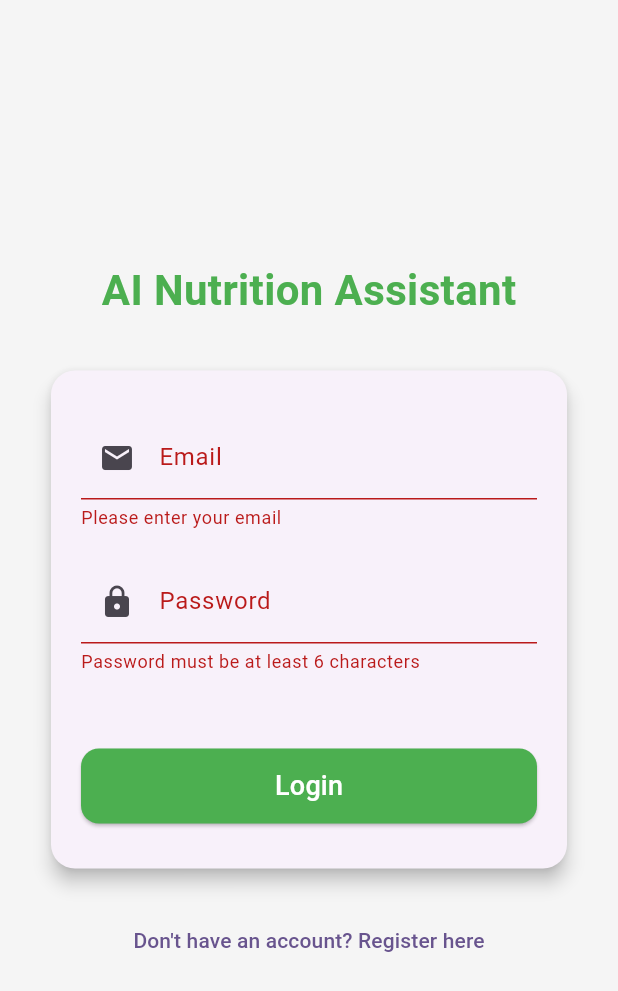
After one commit to TannerAssenmacher/AI-Nutrition-Assistant, a Flutter app: the screen it shows after launch, after a tap on "Login", on a phone screen of 412 x 824 dp. The commit adds this screen. Shown: the top 991 px of the screen. Run offline on Flutter 3.47's test engine with Material 3 defaults, Android fonts, the phone set to English and light mode, and no system bars; our stand-ins replace cloud_firestore, firebase_auth, firebase_core, flutter_riverpod, riverpod_annotation; accounts and stored records are empty; generated files the repository leaves out were written again.

Commit message:
Add login screen and update app routing
Introduces a new LoginPage widget for user authentication using Firebase Auth. Updates main.dart to set '/login' as the initial route and configures routes for login and home screens.

```diff
--- a/lib/main.dart
+++ b/lib/main.dart
@@ -7,6 +7,7 @@ import 'screens/home_screen.dart';
 import 'db/user.dart';
 import 'db/food.dart';
 import 'db/firestore_helper.dart';
+import 'screens/login_screen.dart';
 
 void main() async {
   WidgetsFlutterBinding.ensureInitialized();
@@ -90,8 +91,12 @@ class MyApp extends StatelessWidget {
         colorScheme: ColorScheme.fromSeed(seedColor: Colors.deepPurple),
         useMaterial3: true,
       ),
-      home: const HomeScreen(),
-      debugShowCheckedModeBanner: false,
+        debugShowCheckedModeBanner: false,
+        initialRoute: '/login',
+        routes: {
+          '/login': (context) => const LoginPage(),
+          '/home': (context) => const HomeScreen(),
+        },
     );
   }
 }
--- /dev/null
+++ b/lib/screens/login_screen.dart
@@ -0,0 +1,144 @@
+import 'package:flutter/material.dart';
+import 'package:firebase_auth/firebase_auth.dart';
+
+class LoginPage extends StatefulWidget {
+  const LoginPage({super.key});
+
+  @override
+  State<LoginPage> createState() => _LoginPageState();
+}
+
+class _LoginPageState extends State<LoginPage> {
+  final _formKey = GlobalKey<FormState>();
+  final _emailController = TextEditingController();
+  final _passwordController = TextEditingController();
+  bool _isLoading = false;
+  String? _error;
+
+  Future<void> _login() async {
+    if (!_formKey.currentState!.validate()) return;
+
+    setState(() {
+      _isLoading = true;
+      _error = null;
+    });
+
+    try {
+      await FirebaseAuth.instance.signInWithEmailAndPassword(
+        email: _emailController.text.trim(),
+        password: _passwordController.text.trim(),
+      );
+      // Once logged in, navigate to main app page
+      if (mounted) Navigator.pushReplacementNamed(context, '/home');
+    } on FirebaseAuthException catch (e) {
+      setState(() => _error = e.message);
+    } finally {
+      setState(() => _isLoading = false);
+    }
+  }
+
+  @override
+  Widget build(BuildContext context) {
+    return Scaffold(
+      backgroundColor: Colors.grey[100],
+      body: Center(
+        child: SingleChildScrollView(
+          padding: const EdgeInsets.symmetric(horizontal: 30, vertical: 60),
+          child: Column(
+            mainAxisAlignment: MainAxisAlignment.center,
+            children: [
+              const Text(
+                'AI Nutrition Assistant',
+                style: TextStyle(
+                  fontSize: 28,
+                  fontWeight: FontWeight.bold,
+                  color: Colors.green,
+                ),
+              ),
+              const SizedBox(height: 30),
+
+              Card(
+                elevation: 5,
+                shape: RoundedRectangleBorder(
+                    borderRadius: BorderRadius.circular(16)),
+                child: Padding(
+                  padding:
+                  const EdgeInsets.symmetric(horizontal: 20, vertical: 30),
+                  child: Form(
+                    key: _formKey,
+                    child: Column(
+                      children: [
+                        TextFormField(
+                          controller: _emailController,
+                          keyboardType: TextInputType.emailAddress,
+                          decoration: const InputDecoration(
+                            labelText: 'Email',
+                            prefixIcon: Icon(Icons.email),
+                          ),
+                          validator: (value) {
+                            if (value == null || value.isEmpty) {
+                              return 'Please enter your email';
+                            }
+                            return null;
+                          },
+                        ),
+                        const SizedBox(height: 20),
+                        TextFormField(
+                          controller: _passwordController,
+                          obscureText: true,
+                          decoration: const InputDecoration(
+                            labelText: 'Password',
+                            prefixIcon: Icon(Icons.lock),
+                          ),
+                          validator: (value) {
+                            if (value == null || value.length < 6) {
+                              return 'Password must be at least 6 characters';
+                            }
+                            return null;
+                          },
+                        ),
+                        const SizedBox(height: 25),
+
+                        if (_error != null)
+                          Text(
+                            _error!,
+                            style: const TextStyle(
+                                color: Colors.red, fontWeight: FontWeight.w500),
+                          ),
+
+                        const SizedBox(height: 25),
+                        _isLoading
+                            ? const CircularProgressIndicator()
+                            : ElevatedButton(
+                          onPressed: _login,
+                          style: ElevatedButton.styleFrom(
+                            backgroundColor: Colors.green,
+                            shape: RoundedRectangleBorder(
+                              borderRadius: BorderRadius.circular(12),
+                            ),
+                            minimumSize: const Size(double.infinity, 50),
+                          ),
+                          child: const Text(
+                            'Login',
+                            style: TextStyle(
+                                fontSize: 18, color: Colors.white),
+                          ),
+                        ),
+                      ],
+                    ),
+                  ),
+                ),
+              ),
+
+              const SizedBox(height: 20),
+              TextButton(
+                onPressed: () => Navigator.pushNamed(context, '/register'),
+                child: const Text("Don't have an account? Register here"),
+              ),
+            ],
+          ),
+        ),
+      ),
+    );
+  }
+}
```
